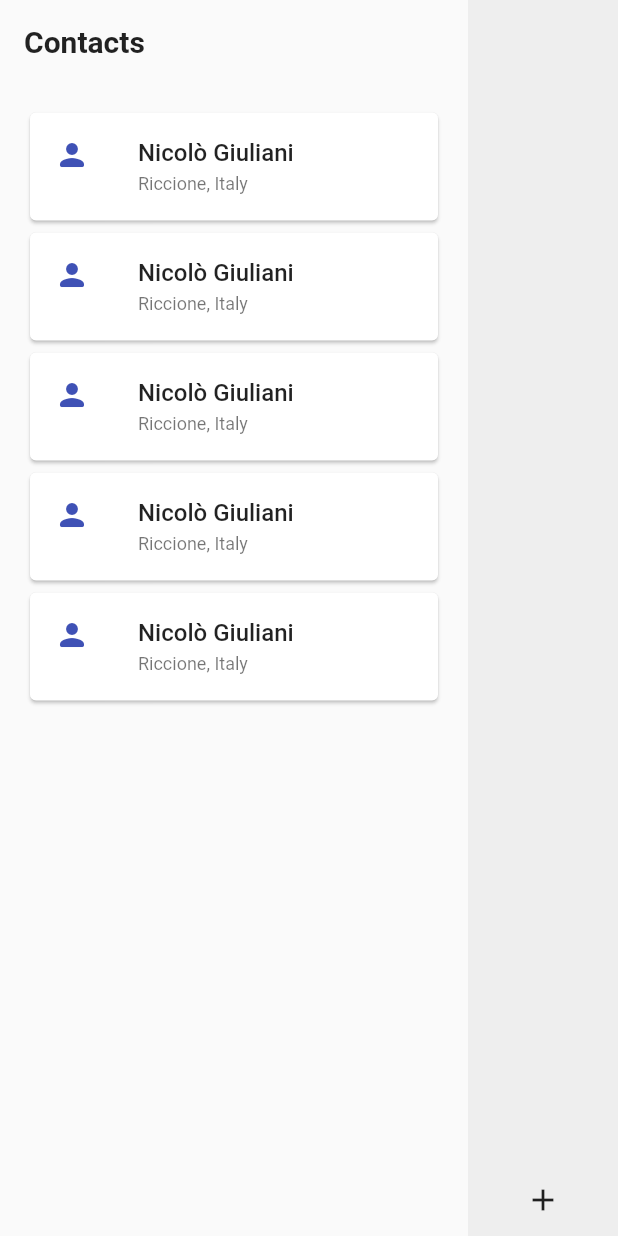
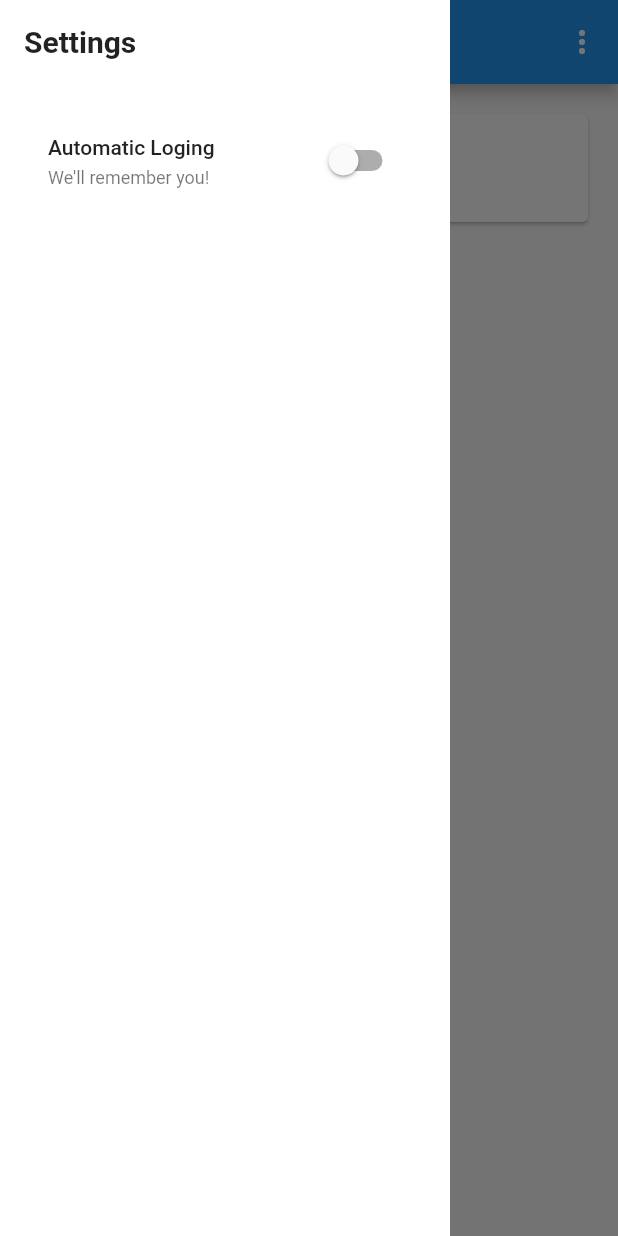
Before and after one commit to ngiuliani-ng/fudeo_start_app, a Flutter app: the screen it shows after launch, with the side drawer open (before the commit the screen has no drawer), on a phone screen of 412 x 824 dp. Run offline on Flutter 3.47's test engine with Material 2 defaults, Android fonts, the phone set to English and light mode, and no system bars.

Commit message:
Lesson: Ulteriori Componenti.

```diff
--- a/lib/main.dart
+++ b/lib/main.dart
@@ -18,43 +18,44 @@ class HomePage extends StatelessWidget {
   @override
   Widget build(BuildContext context) {
     return Scaffold(
-      body: Stack(
-        children: [
-          Positioned(
-            right: 0,
-            top: 0,
-            bottom: 0,
-            child: SideBar(),
-          ),
-          Positioned(
-            left: 0,
-            right: 100,
-            top: 0,
-            bottom: 0,
-            child: Body(),
+      appBar: AppBar(
+        title: Text("Playlist"),
+        centerTitle: true,
+        actions: [
+          PopupMenuButton(
+            icon: Icon(Icons.more_vert),
+            itemBuilder: (context) => [
+              PopupMenuItem(
+                child: Text("Logout"),
+              ),
+            ],
           ),
         ],
       ),
-    );
-  }
-}
-
-class SideBar extends StatelessWidget {
-  @override
-  Widget build(BuildContext context) {
-    return Container(
-      width: 100,
-      color: Colors.grey.shade200,
-      child: SafeArea(
+      drawer: Drawer(),
+      body: Container(
+        padding: EdgeInsets.all(16),
         child: Column(
           children: [
-            Expanded(
-              child: Container(),
+            Card(
+              child: ListTile(
+                leading: Icon(
+                  Icons.album_rounded,
+                ),
+                title: Text(
+                  "Soldi",
+                  style: TextStyle(
+                    fontWeight: FontWeight.w500,
+                  ),
+                ),
+                subtitle: Text(
+                  "Mahmood, Dardust & Charlie Charles",
+                  style: TextStyle(
+                    fontSize: 12,
+                  ),
+                ),
+              ),
             ),
-            IconButton(
-              icon: Icon(Icons.add),
-              onPressed: () {},
-            )
           ],
         ),
       ),
@@ -62,17 +63,32 @@ class SideBar extends StatelessWidget {
   }
 }
 
-class Body extends StatelessWidget {
+class Drawer extends StatefulWidget {
+  @override
+  _DrawerState createState() => _DrawerState();
+}
+
+class _DrawerState extends State<Drawer> {
+  bool _automaticLogin = false;
+
+  void onAutomaticLogin(bool value) {
+    setState(() {
+      _automaticLogin = value;
+    });
+  }
+
   @override
   Widget build(BuildContext context) {
-    return SafeArea(
-      child: Container(
-        padding: EdgeInsets.all(16),
+    return Container(
+      width: 300,
+      color: Colors.white,
+      padding: EdgeInsets.all(16),
+      child: SafeArea(
         child: Column(
           crossAxisAlignment: CrossAxisAlignment.start,
           children: [
             Text(
-              "Contacts",
+              "Settings",
               style: TextStyle(
                 fontSize: 20,
                 fontWeight: FontWeight.w600,
@@ -81,25 +97,23 @@ class Body extends StatelessWidget {
             SizedBox(
               height: 32,
             ),
-            Contact(
-              name: "Nicolò Giuliani",
-              address: "Riccione, Italy",
-            ),
-            Contact(
-              name: "Nicolò Giuliani",
-              address: "Riccione, Italy",
-            ),
-            Contact(
-              name: "Nicolò Giuliani",
-              address: "Riccione, Italy",
-            ),
-            Contact(
-              name: "Nicolò Giuliani",
-              address: "Riccione, Italy",
-            ),
-            Contact(
-              name: "Nicolò Giuliani",
-              address: "Riccione, Italy",
+            ListTile(
+              title: Text(
+                "Automatic Loging",
+                style: TextStyle(
+                  fontWeight: FontWeight.w500,
+                ),
+              ),
+              subtitle: Text(
+                "We'll remember you!",
+                style: TextStyle(
+                  fontSize: 12,
+                ),
+              ),
+              trailing: Switch(
+                value: _automaticLogin,
+                onChanged: onAutomaticLogin,
+              ),
             ),
           ],
         ),
@@ -108,35 +122,129 @@ class Body extends StatelessWidget {
   }
 }
 
-class Contact extends StatelessWidget {
-  Contact({@required this.name, @required this.address});
-  final String name;
-  final String address;
-
-  @override
-  Widget build(BuildContext context) {
-    return Card(
-      child: ListTile(
-        title: Text(
-          name,
-          style: TextStyle(
-            fontWeight: FontWeight.w500,
-          ),
-        ),
-        subtitle: Text(
-          address,
-          style: TextStyle(
-            fontSize: 12,
-          ),
-        ),
-        leading: Icon(
-          Icons.person_rounded,
-          color: Colors.indigo,
-        ),
-      ),
-    );
-  }
-}
+// class HomePage extends StatelessWidget {
+//   @override
+//   Widget build(BuildContext context) {
+//     return Scaffold(
+//       body: Stack(
+//         children: [
+//           Positioned(
+//             right: 0,
+//             top: 0,
+//             bottom: 0,
+//             child: SideBar(),
+//           ),
+//           Positioned(
+//             left: 0,
+//             right: 100,
+//             top: 0,
+//             bottom: 0,
+//             child: Body(),
+//           ),
+//         ],
+//       ),
+//     );
+//   }
+// }
+//
+// class SideBar extends StatelessWidget {
+//   @override
+//   Widget build(BuildContext context) {
+//     return Container(
+//       width: 100,
+//       color: Colors.grey.shade200,
+//       child: SafeArea(
+//         child: Column(
+//           children: [
+//             Expanded(
+//               child: Container(),
+//             ),
+//             IconButton(
+//               icon: Icon(Icons.add),
+//               onPressed: () {},
+//             )
+//           ],
+//         ),
+//       ),
+//     );
+//   }
+// }
+//
+// class Body extends StatelessWidget {
+//   @override
+//   Widget build(BuildContext context) {
+//     return SafeArea(
+//       child: Container(
+//         padding: EdgeInsets.all(16),
+//         child: Column(
+//           crossAxisAlignment: CrossAxisAlignment.start,
+//           children: [
+//             Text(
+//               "Contacts",
+//               style: TextStyle(
+//                 fontSize: 20,
+//                 fontWeight: FontWeight.w600,
+//               ),
+//             ),
+//             SizedBox(
+//               height: 32,
+//             ),
+//             Contact(
+//               name: "Nicolò Giuliani",
+//               address: "Riccione, Italy",
+//             ),
+//             Contact(
+//               name: "Nicolò Giuliani",
+//               address: "Riccione, Italy",
+//             ),
+//             Contact(
+//               name: "Nicolò Giuliani",
+//               address: "Riccione, Italy",
+//             ),
+//             Contact(
+//               name: "Nicolò Giuliani",
+//               address: "Riccione, Italy",
+//             ),
+//             Contact(
+//               name: "Nicolò Giuliani",
+//               address: "Riccione, Italy",
+//             ),
+//           ],
+//         ),
+//       ),
+//     );
+//   }
+// }
+//
+// class Contact extends StatelessWidget {
+//   Contact({@required this.name, @required this.address});
+//   final String name;
+//   final String address;
+//
+//   @override
+//   Widget build(BuildContext context) {
+//     return Card(
+//       child: ListTile(
+//         title: Text(
+//           name,
+//           style: TextStyle(
+//             fontWeight: FontWeight.w500,
+//           ),
+//         ),
+//         subtitle: Text(
+//           address,
+//           style: TextStyle(
+//             fontSize: 12,
+//           ),
+//         ),
+//         leading: Icon(
+//           Icons.person_rounded,
+//           color: Colors.indigo,
+//         ),
+//       ),
+//     );
+//   }
+// }
 
 // class HomePage extends StatelessWidget {
 //   @override
```
Also changed, not shown: 4 other files.
